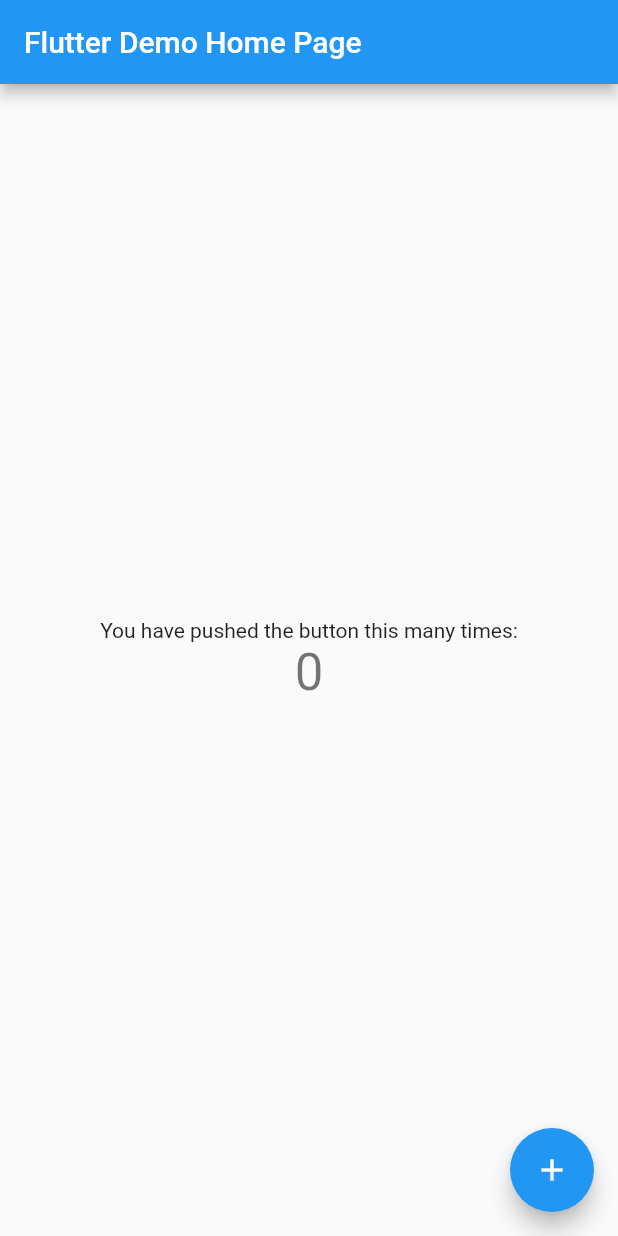
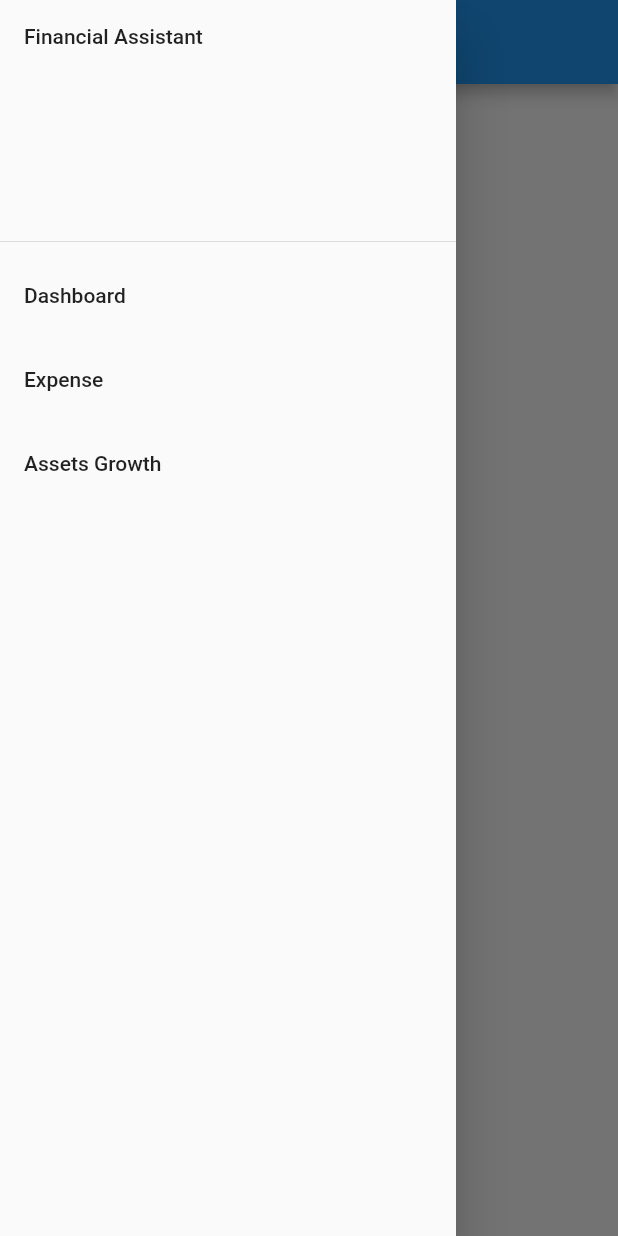
Before and after one commit to pham-anh/financialasistant, a Flutter app: the screen it shows after launch, with the side drawer open (before the commit the screen has no drawer), on a phone screen of 412 x 824 dp. Run offline on Flutter 3.47's test engine with Material 2 defaults, Android fonts, the phone set to English and light mode, and no system bars.

Commit message:
Add menu drawer

```diff
--- a/taichinhcanhan/lib/main.dart
+++ b/taichinhcanhan/lib/main.dart
@@ -1,4 +1,5 @@
 import 'package:flutter/material.dart';
+import '../screens/dashboard.dart';
 
 void main() {
   runApp(const FinancialAssistant());
@@ -11,105 +12,7 @@
   @override
   Widget build(BuildContext context) {
     return MaterialApp(
-      title: 'Flutter Demo',
-      theme: ThemeData(
-        // This is the theme of your application.
-        //
-        // Try running your application with "flutter run". You'll see the
-        // application has a blue toolbar. Then, without quitting the app, try
-        // changing the primarySwatch below to Colors.green and then invoke
-        // "hot reload" (press "r" in the console where you ran "flutter run",
-        // or simply save your changes to "hot reload" in a Flutter IDE).
-        // Notice that the counter didn't reset back to zero; the application
-        // is not restarted.
-        primarySwatch: Colors.blue,
-      ),
-      home: const MyHomePage(title: 'Flutter Demo Home Page'),
+      home: DashboardScreen(),
     );
   }
 }
-
-class MyHomePage extends StatefulWidget {
-  const MyHomePage({Key? key, required this.title}) : super(key: key);
-
-  // This widget is the home page of your application. It is stateful, meaning
-  // that it has a State object (defined below) that contains fields that affect
-  // how it looks.
-
-  // This class is the configuration for the state. It holds the values (in this
-  // case the title) provided by the parent (in this case the App widget) and
-  // used by the build method of the State. Fields in a Widget subclass are
-  // always marked "final".
-
-  final String title;
-
-  @override
-  State<MyHomePage> createState() => _MyHomePageState();
-}
-
-class _MyHomePageState extends State<MyHomePage> {
-  int _counter = 0;
-
-  void _incrementCounter() {
-    setState(() {
-      // This call to setState tells the Flutter framework that something has
-      // changed in this State, which causes it to rerun the build method below
-      // so that the display can reflect the updated values. If we changed
-      // _counter without calling setState(), then the build method would not be
-      // called again, and so nothing would appear to happen.
-      _counter++;
-    });
-  }
-
-  @override
-  Widget build(BuildContext context) {
-    // This method is rerun every time setState is called, for instance as done
-    // by the _incrementCounter method above.
-    //
-    // The Flutter framework has been optimized to make rerunning build methods
-    // fast, so that you can just rebuild anything that needs updating rather
-    // than having to individually change instances of widgets.
-    return Scaffold(
-      appBar: AppBar(
-        // Here we take the value from the MyHomePage object that was created by
-        // the App.build method, and use it to set our appbar title.
-        title: Text(widget.title),
-      ),
-      body: Center(
-        // Center is a layout widget. It takes a single child and positions it
-        // in the middle of the parent.
-        child: Column(
-          // Column is also a layout widget. It takes a list of children and
-          // arranges them vertically. By default, it sizes itself to fit its
-          // children horizontally, and tries to be as tall as its parent.
-          //
-          // Invoke "debug painting" (press "p" in the console, choose the
-          // "Toggle Debug Paint" action from the Flutter Inspector in Android
-          // Studio, or the "Toggle Debug Paint" command in Visual Studio Code)
-          // to see the wireframe for each widget.
-          //
-          // Column has various properties to control how it sizes itself and
-          // how it positions its children. Here we use mainAxisAlignment to
-          // center the children vertically; the main axis here is the vertical
-          // axis because Columns are vertical (the cross axis would be
-          // horizontal).
-          mainAxisAlignment: MainAxisAlignment.center,
-          children: <Widget>[
-            const Text(
-              'You have pushed the button this many times:',
-            ),
-            Text(
-              '$_counter',
-              style: Theme.of(context).textTheme.headline4,
-            ),
-          ],
-        ),
-      ),
-      floatingActionButton: FloatingActionButton(
-        onPressed: _incrementCounter,
-        tooltip: 'Increment',
-        child: const Icon(Icons.add),
-      ), // This trailing comma makes auto-formatting nicer for build methods.
-    );
-  }
-}
--- /dev/null
+++ b/taichinhcanhan/lib/screens/dashboard.dart
@@ -0,0 +1,14 @@
+import 'package:flutter/material.dart';
+import '../shared/menu_drawer.dart';
+
+class DashboardScreen extends StatelessWidget {
+  const DashboardScreen({Key? key}) : super(key: key);
+
+  @override
+  Widget build(BuildContext context) {
+    return Scaffold(
+      appBar: AppBar(title: const Text('Your Financial Assistant')),
+      drawer: const MenuDrawer(),
+    );
+  }
+}
--- /dev/null
+++ b/taichinhcanhan/lib/shared/menu_drawer.dart
@@ -0,0 +1,46 @@
+import 'package:flutter/material.dart';
+import 'package:taichinhcanha/screens/dashboard.dart';
+
+class MenuDrawer extends StatelessWidget {
+  const MenuDrawer({Key? key}) : super(key: key);
+
+  @override
+  Widget build(BuildContext context) {
+    return Drawer(
+      child: ListView(
+        children: buildMenuItems(context),
+      ),
+    );
+  }
+
+  List<Widget> buildMenuItems(BuildContext context) {
+    final List<String> menuTitles = ['Dashboard', 'Expense', 'Assets Growth'];
+
+    List<Widget> menuItems = [];
+    menuItems.add(DrawerHeader(child: Text('Financial Assistant')));
+
+    for (var title in menuTitles) {
+      Widget screen = Container();
+      menuItems.add(ListTile(
+        title: Text(title),
+        onTap: () {
+          switch (title) {
+            case 'Dashboard':
+              screen = DashboardScreen();
+              break;
+            default:
+              screen = DashboardScreen();
+          }
+
+          // prevent menu display when clicking back bottom
+          Navigator.of(context).pop();
+          // set navigation
+          Navigator.of(context)
+              .push(MaterialPageRoute(builder: (context) => screen));
+        },
+      ));
+    }
+
+    return menuItems;
+  }
+}
```
Also changed, not shown: 1 other file.
